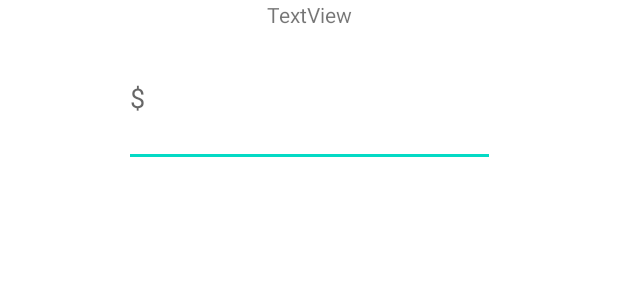
After one commit to zali1205/share-shop-app, an Android app: the layout pay_item_dialog.xml on its own in the app's theme, with its tools: preview values and no code run, on a phone screen of 412 x 824 dp. The commit adds this screen. Shown: the top 300 px of the screen. Run offline under Robolectric (Android 15) with nearby library versions, the phone set to English and light mode, and no system bars.

Commit message:
Implemented PayItemDialogFragment but still need to fix updating issue. Once item is paid, current list does not update properly - still showing old list.

```diff
--- a/app/build.gradle
+++ b/app/build.gradle
@@ -34,6 +34,7 @@ dependencies {
     implementation 'androidx.appcompat:appcompat:1.4.1'
     implementation 'com.google.android.material:material:1.5.0'
     implementation 'androidx.constraintlayout:constraintlayout:2.1.3'
+    implementation 'androidx.legacy:legacy-support-v4:1.0.0'
     testImplementation 'junit:junit:4.13.2'
     androidTestImplementation 'androidx.test.ext:junit:1.1.3'
     androidTestImplementation 'androidx.test.espresso:espresso-core:3.4.0'
--- a/app/src/main/java/edu/uga/cs/shareshop/ViewPurchasedListActivity.java
+++ b/app/src/main/java/edu/uga/cs/shareshop/ViewPurchasedListActivity.java
@@ -88,6 +88,7 @@ public class ViewPurchasedListActivity extends AppCompatActivity {
                                 {
                                     postSnapshot.getRef().child("isPurchased").setValue(false);
                                     postSnapshot.getRef().child("purchaser").setValue(null);
+                                    postSnapshot.getRef().child("price").setValue(0);
                                 } // for
                             } // on data change
 
--- /dev/null
+++ b/app/src/main/res/layout/pay_item_dialog.xml
@@ -0,0 +1,30 @@
+<?xml version="1.0" encoding="utf-8"?>
+<androidx.constraintlayout.widget.ConstraintLayout xmlns:android="http://schemas.android.com/apk/res/android"
+    xmlns:app="http://schemas.android.com/apk/res-auto"
+    xmlns:tools="http://schemas.android.com/tools"
+    android:id="@+id/root"
+    android:layout_width="match_parent"
+    android:layout_height="match_parent">
+
+    <TextView
+        android:id="@+id/questionTextView"
+        android:layout_width="wrap_content"
+        android:layout_height="wrap_content"
+        android:text="TextView"
+        app:layout_constraintBottom_toTopOf="@+id/editTextPrice"
+        app:layout_constraintEnd_toEndOf="parent"
+        app:layout_constraintStart_toStartOf="parent"
+        app:layout_constraintTop_toTopOf="parent" />
+
+    <EditText
+        android:id="@+id/editTextPrice"
+        android:layout_width="247dp"
+        android:layout_height="92dp"
+        android:ems="10"
+        android:hint="$"
+        android:inputType="numberDecimal"
+        app:layout_constraintEnd_toEndOf="parent"
+        app:layout_constraintStart_toStartOf="parent"
+        app:layout_constraintTop_toBottomOf="@+id/questionTextView" />
+
+</androidx.constraintlayout.widget.ConstraintLayout>
--- a/app/src/main/res/values/strings.xml
+++ b/app/src/main/res/values/strings.xml
@@ -7,5 +7,6 @@
     <string name="undo">Click to undo</string>
     <string name="edit">Click to edit</string>
     <string name="delete">Click to delete</string>
+    <string name="hello_blank_fragment">Hello blank fragment</string>
 
 </resources>
```
Also changed, not shown: app/src/main/AndroidManifest.xml (+7 -1 lines), app/src/main/java/edu/uga/cs/shareshop/PayItemDialogFragment.java (added, +102 -0 lines), app/src/main/java/edu/uga/cs/shareshop/ViewCurrentListActivity.java (+17 -2 lines).
